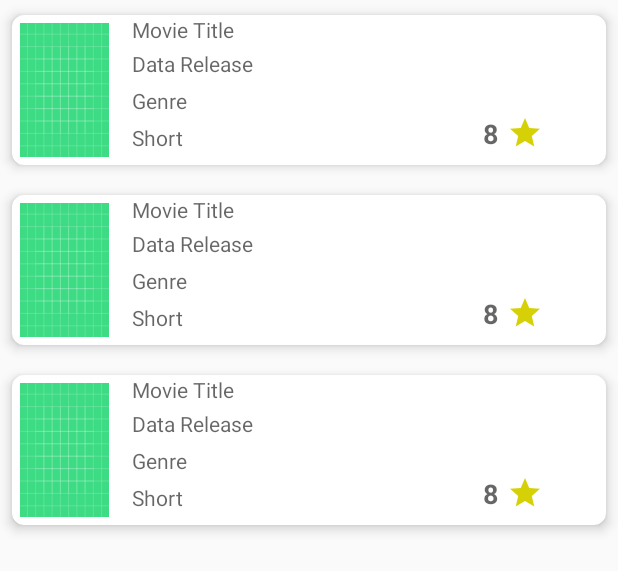
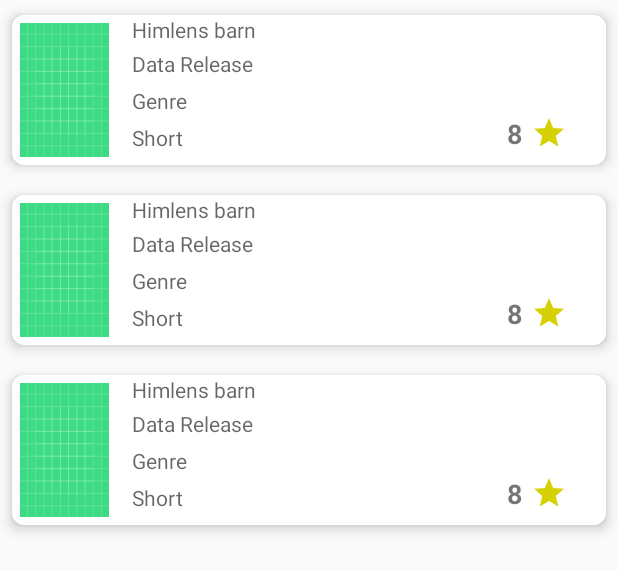
Before and after one commit to bmartinez55/MyMoviesDemo, an Android app: the layout fragment_list.xml on its own in the app's theme, with its tools: preview values and no code run, on a phone screen of 412 x 824 dp. Shown: the top 571 px of the screen. Run offline under Robolectric (Android 15) with nearby library versions, the phone set to English and light mode, and no system bars.

Commit message:
Updated List to show a data preview with sample data

```diff
--- a/app/src/main/res/layout/list_item.xml
+++ b/app/src/main/res/layout/list_item.xml
@@ -43,7 +43,7 @@
                 android:id="@+id/titleMovie"
                 android:layout_width="wrap_content"
                 android:layout_height="match_parent"
-                android:hint="Movie Title"
+                android:hint="Himlens barn"
                 card_view:layout_constraintStart_toStartOf="parent"
                 card_view:layout_constraintTop_toTopOf="parent" />
 
@@ -81,12 +81,12 @@
                 android:id="@+id/ratingTextView"
                 android:layout_width="wrap_content"
                 android:layout_height="match_parent"
-                android:layout_marginStart="200dp"
+                android:layout_marginStart="250dp"
                 android:layout_weight="1"
-                android:hint="8"
+                android:text="8"
                 android:textSize="18sp"
                 android:textStyle="bold"
-                card_view:layout_constraintLeft_toRightOf="@id/shortTextView"
+                card_view:layout_constraintStart_toStartOf="parent"
                 card_view:layout_constraintTop_toBottomOf="@id/genreTextView" />
 
             <ImageView
```
